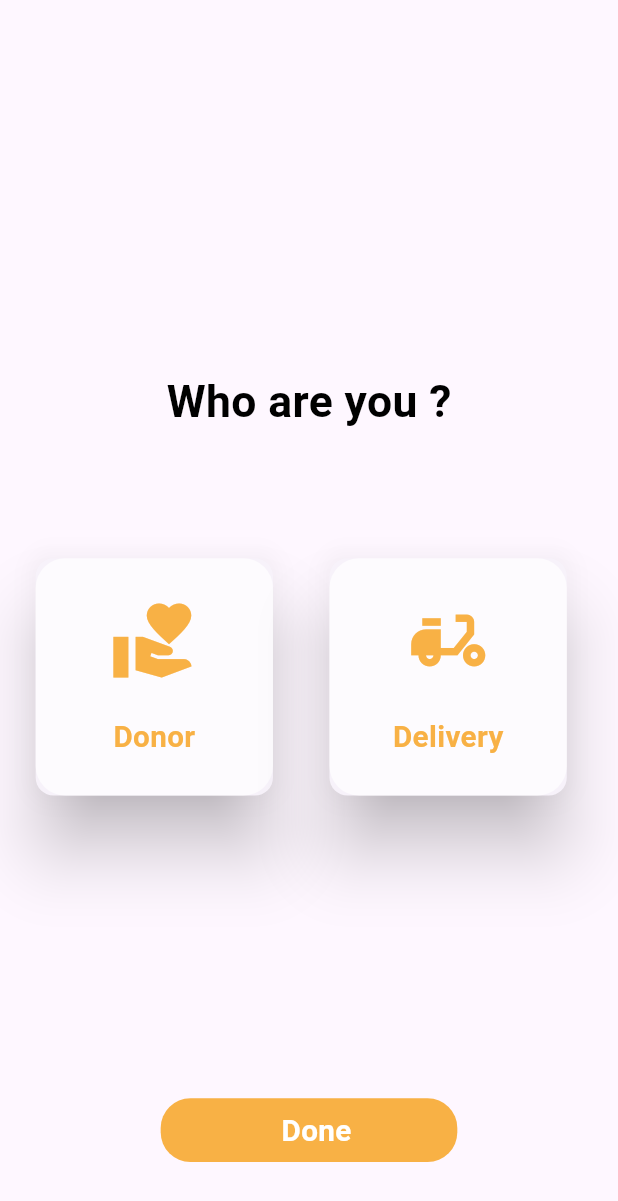
After one commit to hassankhaled2/aid_humanity, a Flutter app: the ChoicePage screen opened directly, on a phone screen of 412 x 824 dp. The commit adds this screen. Shown: the top 1201 px of the screen. Run offline on Flutter 3.47's test engine with Material 3 defaults, Android fonts, the phone set to English and light mode, and no system bars; our stand-ins replace awesome_dialog, bloc, cloud_firestore, dartz, equatable, firebase_auth and 14 more; missing offline and left inert: tflite_v2; accounts and stored records are empty; network calls fail.

Commit message:
--------

```diff
--- /dev/null
+++ b/lib/Features/home/presentation/pages/choice_page.dart
@@ -0,0 +1,14 @@
+import 'package:aid_humanity/Features/home/presentation/widgets/choise_Item.dart';
+import 'package:flutter/material.dart';
+class ChoicePage extends StatelessWidget {
+  const ChoicePage({super.key});
+
+  @override
+  Widget build(BuildContext context) {
+    return Scaffold(
+      body: _buildBody(),
+    );
+  }
+ Widget _buildBody() => const ChoiceItem();
+
+}
--- /dev/null
+++ b/lib/Features/home/presentation/widgets/choise_Item.dart
@@ -0,0 +1,161 @@
+import 'package:aid_humanity/Features/home/presentation/pages/home_delivery_page.dart';
+import 'package:aid_humanity/Features/home/presentation/pages/home_donor_page.dart';
+import 'package:aid_humanity/core/constants/constants.dart';
+import 'package:aid_humanity/core/extensions/mediaquery_extension.dart';
+import 'package:aid_humanity/core/widgets/custom_button_widget.dart';
+import 'package:flutter/material.dart';
+
+class ChoiceItem extends StatefulWidget {
+  const ChoiceItem({super.key});
+
+  @override
+  State<ChoiceItem> createState() => _ChoiceItemState();
+}
+
+class _ChoiceItemState extends State<ChoiceItem> {
+  bool pressedDon = false;
+  bool pressedDel = false;
+  @override
+  Widget build(BuildContext context) {
+    return Column(
+        mainAxisAlignment: MainAxisAlignment.center,
+        crossAxisAlignment: CrossAxisAlignment.center,
+        children: [
+          SizedBox(
+            height: context.getDefaultSize() * 20,
+          ),
+          Text(
+            "Who are you ?",
+            style: TextStyle(
+                color: Colors.black,
+                fontSize: context.getDefaultSize() * 3,
+                fontWeight: FontWeight.bold),
+          ),
+          SizedBox(
+            height: context.getDefaultSize() * 6,
+          ),
+          Padding(
+            padding: EdgeInsets.all(context.getDefaultSize() * 2),
+            child: Row(
+              children: [
+                Card(
+                  elevation: context.getDefaultSize() * 2,
+                  child: GestureDetector(
+                    onTap: () {
+                      setState(() {
+                        pressedDon = true;
+                        pressedDel = false;
+                      });
+                    },
+                    child: Container(
+                        height: context.getDefaultSize() * 16,
+                        width: context.getDefaultSize() * 16,
+                        decoration: BoxDecoration(
+                          color: pressedDon
+                              ? kPrimaryColor
+                              : Colors.white.withOpacity(0.7),
+                          borderRadius: BorderRadiusDirectional.circular(
+                              context.getDefaultSize() * 2),
+                        ),
+                        child: Column(
+                          mainAxisAlignment: MainAxisAlignment.center,
+                          crossAxisAlignment: CrossAxisAlignment.center,
+                          children: [
+                            Icon(
+                              Icons.volunteer_activism,
+                              color: pressedDon ? Colors.white : kPrimaryColor,
+                              size: context.getDefaultSize() * 6,
+                            ),
+                            SizedBox(
+                              height: context.getDefaultSize() * 2,
+                            ),
+                            Text(
+                              "Donor",
+                              style: TextStyle(
+                                  color:
+                                      pressedDon ? Colors.white : kPrimaryColor,
+                                  fontSize: context.getDefaultSize() * 2,
+                                  fontWeight: FontWeight.bold),
+                            ),
+                          ],
+                        )),
+                  ),
+                ),
+                SizedBox(
+                  width: context.getDefaultSize() * 3,
+                ),
+                Card(
+                  elevation: context.getDefaultSize() * 2,
+                  child: GestureDetector(
+                    onTap: () {
+                      setState(() {
+                        pressedDel = true;
+                        pressedDon = false;
+                      });
+                    },
+                    child: Container(
+                        height: context.getDefaultSize() * 16,
+                        width: context.getDefaultSize() * 16,
+                        decoration: BoxDecoration(
+                          color: pressedDel
+                              ? kPrimaryColor
+                              : Colors.white.withOpacity(0.7),
+                          borderRadius: BorderRadiusDirectional.circular(
+                              context.getDefaultSize() * 2),
+                        ),
+                        child: Column(
+                          mainAxisAlignment: MainAxisAlignment.center,
+                          crossAxisAlignment: CrossAxisAlignment.center,
+                          children: [
+                            Icon(
+                              Icons.delivery_dining,
+                              color: pressedDel ? Colors.white : kPrimaryColor,
+                              size: context.getDefaultSize() * 6,
+                            ),
+                            SizedBox(
+                              height: context.getDefaultSize() * 2,
+                            ),
+                            Text(
+                              "Delivery",
+                              style: TextStyle(
+                                  color:
+                                      pressedDel ? Colors.white : kPrimaryColor,
+                                  fontSize: context.getDefaultSize() * 2,
+                                  fontWeight: FontWeight.bold),
+                            ),
+                          ],
+                        )),
+                  ),
+                ),
+              ],
+            ),
+          ),
+          SizedBox(
+            height: context.getDefaultSize() * 18,
+          ),
+          GestureDetector(
+            onTap: () {
+              if (pressedDel == true) {
+                Navigator.push(
+                  context,
+                  MaterialPageRoute(
+                      builder: (context) => const HomeDeliveryPage()),
+                );
+              } else {
+                Navigator.push(
+                  context,
+                  MaterialPageRoute(
+                      builder: (context) => const HomeDonorPage()),
+                );
+              }
+            },
+            child: CustomButtonWidget(
+              title: "Done",
+              fontSize: 2,
+              height: 4.3,
+              width: 20,
+            ),
+          ),
+        ]);
+  }
+}
--- a/lib/Features/home/presentation/widgets/home_delivery_widgets/delivery_tab_buttons.dart
+++ b/lib/Features/home/presentation/widgets/home_delivery_widgets/delivery_tab_buttons.dart
@@ -12,7 +12,7 @@ class DeliveryTabButtons extends StatefulWidget {
   const DeliveryTabButtons({super.key});
 
   @override
-  State<DeliveryTabButtons> createState() => _DeliveryTabButtonsState();
+  State<StatefulWidget> createState() => _DeliveryTabButtonsState();
 }
 
 class _DeliveryTabButtonsState extends State<DeliveryTabButtons> {
@@ -22,16 +22,6 @@ class _DeliveryTabButtonsState extends State<DeliveryTabButtons> {
     BlocProvider.of<HomeBloc>(context).add(GetAllRequestsEvent());
   }
 
-  @override
-  State<DeliveryTabButtons> createState() => _DeliveryTabButtonsState();
-  @override
-  Widget build(BuildContext context) {
-    // TODO: implement build
-    throw UnimplementedError();
-  }
-}
-
-class DeliveryTabButtonsState extends State<DeliveryTabButtons> {
   @override
   Widget build(BuildContext context) {
     return RefreshIndicator(
@@ -131,18 +121,18 @@ class DeliveryTabButtonsState extends State<DeliveryTabButtons> {
                     }
                   },
                 ),
-                // ListView.builder(
-                //   key: const PageStorageKey<String>('CardDeliver'),
-                //   itemBuilder: (context, index) {
-                //     return const CardWidget();
-                //   },
-                // ),
-                // ListView.builder(
-                //   key: const PageStorageKey<String>('Widget'),
-                //   itemBuilder: (context, index) {
-                //     return const HistoryWidget();
-                //   },
-                // ),
+                ListView.builder(
+                  key: const PageStorageKey<String>('CardDeliver'),
+                  itemBuilder: (context, index) {
+                    return const Center(child: Text("Live"));
+                  },
+                ),
+                ListView.builder(
+                  key: const PageStorageKey<String>('Widget'),
+                  itemBuilder: (context, index) {
+                    return const Center(child: Text("history"));
+                  },
+                ),
               ],
             ),
           ),
--- a/lib/core/widgets/BottomNavigation.dart
+++ b/lib/core/widgets/BottomNavigation.dart
@@ -1,4 +1,4 @@
-
+import 'package:aid_humanity/Features/home/presentation/pages/choice_page.dart';
 import 'package:aid_humanity/Features/home/presentation/pages/home_delivery_page.dart';
 import 'package:aid_humanity/Features/home/presentation/pages/home_donor_page.dart';
 import 'package:aid_humanity/Features/profile/presentation/pages/profile_page.dart';
@@ -14,7 +14,12 @@ class BottomNavigation extends StatefulWidget {
 class _BottomNavigationState extends State<BottomNavigation> {
   int currentIndex = 0;
 
-  List<Widget> screens = [const HomeDeliveryPage(), const HomeDonorPage(),  Container(), const ProfilePage()];
+  List<Widget> screens = [
+    const HomeDeliveryPage(),
+    const HomeDonorPage(),
+    const ChoicePage(),
+    const ProfilePage()
+  ];
   @override
   Widget build(BuildContext context) {
     return Scaffold(
@@ -33,9 +38,12 @@ class _BottomNavigationState extends State<BottomNavigation> {
               icon: Icon(Icons.home_outlined),
               label: 'Home',
             ),
-            BottomNavigationBarItem(icon: Icon(Icons.location_on_outlined), label: 'Hunger Spot'),
-            BottomNavigationBarItem(icon: Icon(Icons.chat_outlined), label: 'Chat'),
-            BottomNavigationBarItem(icon: Icon(Icons.person_outline_rounded), label: 'Profile'),
+            BottomNavigationBarItem(
+                icon: Icon(Icons.location_on_outlined), label: 'Hunger Spot'),
+            BottomNavigationBarItem(
+                icon: Icon(Icons.chat_outlined), label: 'Chat'),
+            BottomNavigationBarItem(
+                icon: Icon(Icons.person_outline_rounded), label: 'Profile'),
           ]),
     );
   }
```
